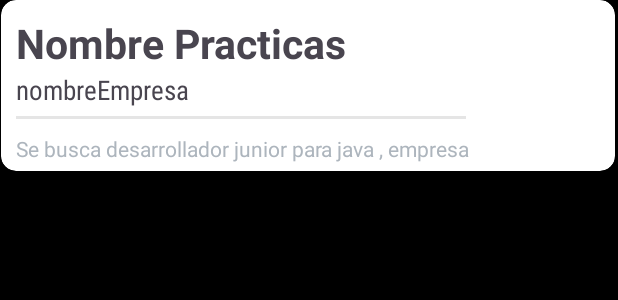
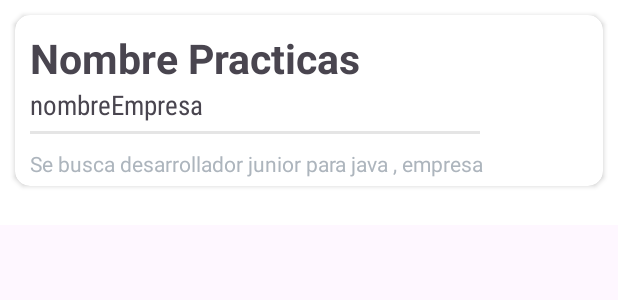
Before and after one commit to carloosbravo/tfg-2dam, an Android app: the layout cv_practicas.xml on its own in the app's theme, with its tools: preview values and no code run, on a phone screen of 412 x 824 dp. Shown: the top 300 px of the screen. Run offline under Robolectric (Android 15) with nearby library versions, the phone set to English and light mode, and no system bars.

Commit message:
recycler funciona

```diff
--- a/androidStudio/cooper_up/app/src/main/java/com/example/cooper_up/retrofit/ApiAdapter.java
+++ b/androidStudio/cooper_up/app/src/main/java/com/example/cooper_up/retrofit/ApiAdapter.java
@@ -16,7 +16,7 @@ public class ApiAdapter {
 
         OkHttpClient okHttpClient = okHttpBuilder.build();
         retrofitClient =  new Retrofit.Builder()
-                .baseUrl("http://192.168.1.106:8086")//link de la url(seria el puerto de nuestro locahost o algo asi) que es tu ip
+                .baseUrl("http://192.168.128.29:8086")//link de la url(seria el puerto de nuestro locahost o algo asi) que es tu ip
                 .addConverterFactory(GsonConverterFactory.create())
                 .client(okHttpClient)
                 .build();
--- a/androidStudio/cooper_up/app/src/main/res/layout/cv_practicas.xml
+++ b/androidStudio/cooper_up/app/src/main/res/layout/cv_practicas.xml
@@ -3,16 +3,14 @@
     xmlns:app="http://schemas.android.com/apk/res-auto"
     xmlns:tools="http://schemas.android.com/tools"
     android:layout_width="match_parent"
-    android:layout_height="match_parent"
-    android:background="@color/black"
+    android:layout_height="150dp"
+    android:background="@color/white"
     >
 
     <androidx.cardview.widget.CardView
-        android:layout_width="409dp"
+        android:layout_width="match_parent"
         android:layout_height="wrap_content"
-        android:layout_marginEnd="2dp"
-        android:elevation="30dp"
-
+        android:layout_margin="10dp"
         app:cardCornerRadius="10dp"
         app:layout_constraintEnd_toEndOf="parent"
         app:layout_constraintStart_toStartOf="parent"
--- a/androidStudio/cooper_up/app/src/main/res/layout/fragment_home.xml
+++ b/androidStudio/cooper_up/app/src/main/res/layout/fragment_home.xml
@@ -41,6 +41,7 @@
         <androidx.recyclerview.widget.RecyclerView
             android:id="@+id/recyclerView"
             android:layout_width="match_parent"
-            android:layout_height="wrap_content" />
+            android:layout_height="match_parent" />
+
     </LinearLayout>
 </androidx.constraintlayout.widget.ConstraintLayout>
```
